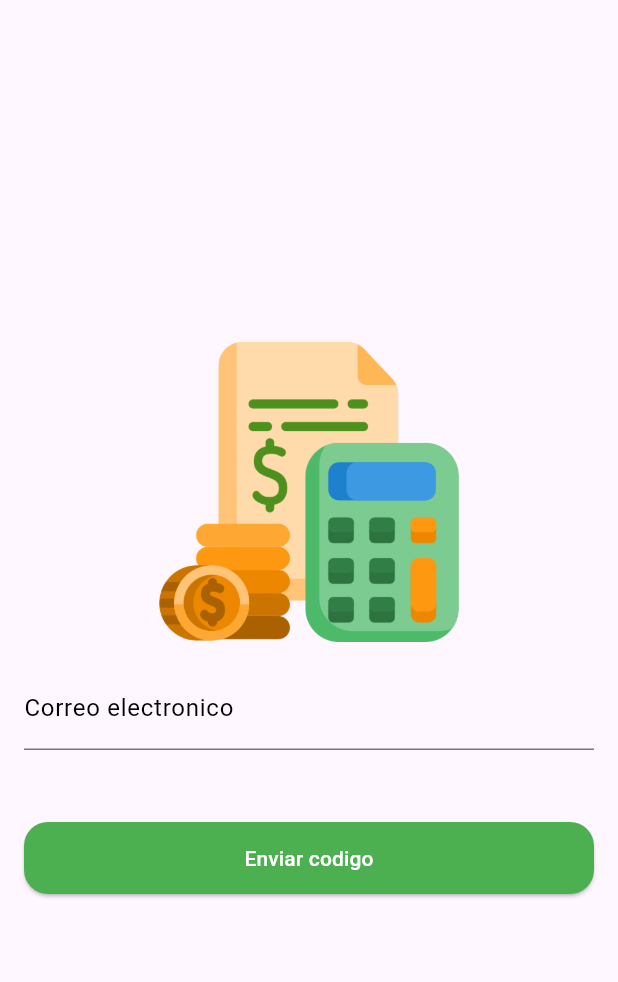
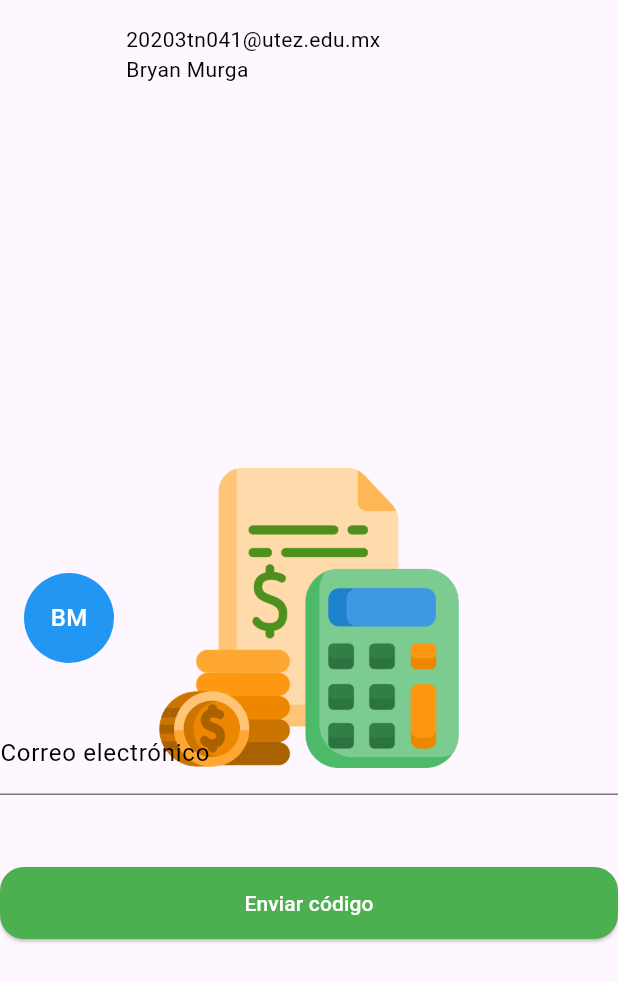
Before and after one commit to BryanMurga/finanzas_app, a Flutter app: the screen it shows after launch, after a tap on "Recuperar Contraseña", on a phone screen of 412 x 824 dp. Shown: the top 982 px of the screen. Run offline on Flutter 3.47's test engine with Material 3 defaults, Android fonts, the phone set to English and light mode, and no system bars; our stand-ins replace firebase_auth, firebase_core; accounts and stored records are empty; network calls fail.

Commit message:
add firebase login and regiter

```diff
--- a/lib/main.dart
+++ b/lib/main.dart
@@ -1,3 +1,7 @@
+import 'package:finanzas_app/modules/auth/logout.dart';
+import 'package:firebase_core/firebase_core.dart';
+import 'firebase_options.dart';
+
 import 'package:finanzas_app/modules/auth/login.dart';
 import 'package:finanzas_app/modules/auth/reset_password.dart';
 import 'package:finanzas_app/modules/auth/send_email.dart';
@@ -5,7 +9,11 @@ import 'package:finanzas_app/modules/auth/verification_code.dart';
 import 'package:finanzas_app/widgets/splash_screen.dart';
 import 'package:flutter/material.dart';
 
-void main() {
+void main() async {
+  WidgetsFlutterBinding.ensureInitialized();
+  await Firebase.initializeApp(
+    options: DefaultFirebaseOptions.currentPlatform,
+  );
   runApp(const MainApp());
 }
 
@@ -19,6 +27,7 @@ class MainApp extends StatelessWidget {
       routes: {
         '/': (context) => const SplashScreen(),
         '/login': (context) => const Login(),
+        '/logout': (context) => const Logout(),
         '/sendEmail': (context) => const SendEmail(),
         '/verificationCode': (context) => const VerificationCode(),
         '/resetPassword': (context) => const ResetPassword(),
--- a/lib/modules/auth/login.dart
+++ b/lib/modules/auth/login.dart
@@ -1,5 +1,6 @@
 import 'package:finanzas_app/modules/auth/send_email.dart';
 import 'package:flutter/material.dart';
+import 'package:firebase_auth/firebase_auth.dart'; // Asegúrate de importar Firebase Auth
 
 class Login extends StatefulWidget {
   const Login({super.key});
@@ -17,6 +18,28 @@ class _LoginState extends State<Login> {
     Navigator.pushNamed(context, '/sendEmail');
   }
 
+  Future<void> _signInUser() async {
+    String emailAddress = _email.text.trim();
+    String password = _password.text.trim();
+
+    try {
+      final credential = await FirebaseAuth.instance.signInWithEmailAndPassword(
+        email: emailAddress,
+        password: password,
+      );
+      // Manejar la navegación o mostrar un mensaje de éxito aquí
+      print('Usuario iniciado sesión: ${credential.user?.email}');
+    } on FirebaseAuthException catch (e) {
+      if (e.code == 'user-not-found') {
+        print('No se encontró un usuario con ese correo electrónico.');
+      } else if (e.code == 'wrong-password') {
+        print('Contraseña incorrecta proporcionada para ese usuario.');
+      }
+    } catch (e) {
+      print('Error: $e');
+    }
+  }
+
   @override
   Widget build(BuildContext context) {
     return Scaffold(
@@ -29,8 +52,8 @@ class _LoginState extends State<Login> {
             const SizedBox(height: 16),
             TextFormField(
               decoration: const InputDecoration(
-                hintText: 'Correo electronico',
-                label: Text('Correo electronico'),
+                hintText: 'Correo electrónico',
+                label: Text('Correo electrónico'),
                 labelStyle: TextStyle(color: Colors.black),
               ),
               keyboardType: TextInputType.emailAddress,
@@ -62,8 +85,7 @@ class _LoginState extends State<Login> {
               height: 48,
               child: ElevatedButton(
                 onPressed: () {
-                  print('Email: ${_email.text}');
-                  print('Contraseña: ${_password.text}');
+                  _signInUser(); // Llama a la función de inicio de sesión al presionar el botón
                 },
                 style: OutlinedButton.styleFrom(
                   backgroundColor: Colors.green,
@@ -72,13 +94,12 @@ class _LoginState extends State<Login> {
                     borderRadius: BorderRadius.circular(16),
                   ),
                 ),
-                child: const Text('Iniciar sesión'),
+                child: const Text('Iniciar sesión'), // Texto del botón
               ),
             ),
-            const SizedBox(height: 16), // Espacio entre el botón y el texto
+            const SizedBox(height: 16),
             TextButton(
-              onPressed:
-                  _navigateToForgotPassword, // Navigate to ForgotPassword
+              onPressed: _navigateToForgotPassword,
               child: const Text(
                 'Recuperar Contraseña',
                 style: TextStyle(color: Colors.blue),
--- a/lib/modules/auth/send_email.dart
+++ b/lib/modules/auth/send_email.dart
@@ -15,17 +15,60 @@ class _SendEmailState extends State<SendEmail> {
   @override
   Widget build(BuildContext context) {
     return Scaffold(
-      body: Padding(
-        padding: const EdgeInsets.symmetric(horizontal: 16.0, vertical: 32.0),
+      body: Stack(
+        children: [
+          Center(
+            child: Image.asset(
+              'assets/finanzasLogo.png',
+              width: 200,
+              height: 200,
+            ),
+          ),
+          const Padding(
+            padding: EdgeInsets.all(16.0), // Espacio alrededor del avatar
+            child: Align(
+              alignment: Alignment.topLeft,
+              child: Row(
+                children: [
+                  CircleAvatar(
+                    backgroundColor: Colors.blue,
+                    radius: 30, // Ajusta el tamaño del avatar aquí
+                    child: Text(
+                      'BM', // Iniciales o texto dentro del avatar
+                      style: TextStyle(color: Colors.white), // Color del texto
+                    ),
+                  ),
+                  SizedBox(width: 8), // Espacio entre el avatar y el texto
+                  Column(
+                    crossAxisAlignment: CrossAxisAlignment.start,
+                    children: [
+                      Text(
+                        '20203tn041@utez.edu.mx', // Correo
+                        style: TextStyle(color: Colors.black),
+                      ),
+                      Text(
+                        'Bryan Murga', // Nombre
+                        style: TextStyle(color: Colors.black),
+                      ),
+                    ],
+                  ),
+                ],
+              ),
+            ),
+          ),
+          // Contenido adicional en el centro
+          Center(
+            child: Padding(
+              padding: const EdgeInsets.only(
+                  top: 260.0), // Ajusta según la altura de la imagen
               child: Column(
                 mainAxisAlignment: MainAxisAlignment.center,
                 children: [
-            Image.asset('assets/finanzasLogo.png', width: 200, height: 200),
                   const SizedBox(height: 16),
                   TextFormField(
                     decoration: const InputDecoration(
-                hintText: 'Correo electronico',
-                label: Text('Correo electronico'),
+                      hintText: 'Correo electrónico',
+                      label: Text('Correo electrónico'),
                       labelStyle: TextStyle(color: Colors.black),
                     ),
                     keyboardType: TextInputType.emailAddress,
@@ -51,12 +94,15 @@ class _SendEmailState extends State<SendEmail> {
                           borderRadius: BorderRadius.circular(16),
                         ),
                       ),
-                child: const Text('Enviar codigo'),
+                      child: const Text('Enviar código'),
                     ),
                   ),
                 ],
               ),
             ),
+          ),
+        ],
+      ),
     );
   }
 }
--- a/lib/widgets/splash_screen.dart
+++ b/lib/widgets/splash_screen.dart
@@ -1,3 +1,4 @@
+import 'package:firebase_auth/firebase_auth.dart';
 import 'package:flutter/material.dart';
 
 class SplashScreen extends StatefulWidget {
@@ -11,8 +12,17 @@ class _SplashScreenState extends State<SplashScreen> {
   @override
   void initState() {
     super.initState();
+
+    // Delay de 3 segundos antes de verificar el estado del usuario
     Future.delayed(Duration(seconds: 3), () {
-      Navigator.pushReplacementNamed(context, '/login');
+      FirebaseAuth.instance.authStateChanges().listen((User? user) {
+        if (user != null) {
+          print(user.uid);
+          Navigator.pushReplacementNamed(context, '/logout');
+        } else {
+          Navigator.pushReplacementNamed(context, '/login');
+        }
+      });
     });
   }
 
--- a/pubspec.yaml
+++ b/pubspec.yaml
@@ -9,6 +9,8 @@ environment:
 dependencies:
   flutter:
     sdk: flutter
+  firebase_core: ^3.6.0
+  firebase_auth: ^5.3.1
 
 dev_dependencies:
   flutter_test:
```
Also changed, not shown: lib/modules/auth/logout.dart (added, +73 -0 lines), firebase.json (added), lib/firebase_options.dart (added), pubspec.lock, 6 other files. Lines whose indentation alone changed are shown as unchanged.
